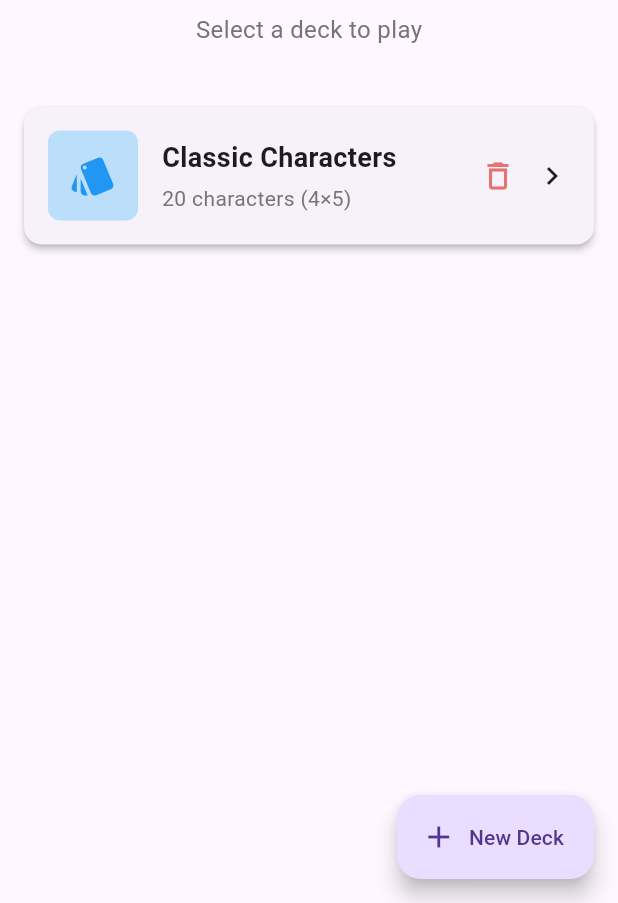
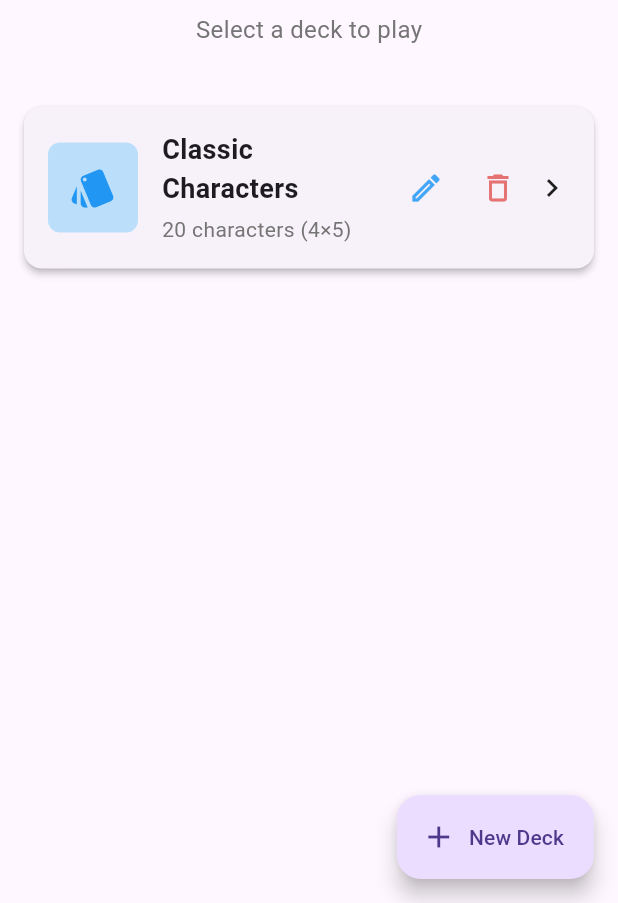
Before and after one commit to Szostak21/Guess-who, a Flutter app: the screen it shows after launch, after a tap on "Create Demo Deck", on a phone screen of 412 x 824 dp, the part 333-1236 px from its top. Run offline on Flutter 3.47's test engine with Material 3 defaults, Android fonts, the phone set to English and light mode, and no system bars; our stand-ins replace equatable, flutter_bloc, image_picker, shared_preferences.

Commit message:
add option to edit existing decks

```diff
--- a/lib/presentation/menu/menu_screen.dart
+++ b/lib/presentation/menu/menu_screen.dart
@@ -134,6 +134,7 @@ class _MenuScreenState extends State<MenuScreen> {
                       return _DeckCard(
                         deck: deck,
                         onTap: () => _startGame(deck),
+                        onEdit: () => _editDeck(deck),
                         onDelete: () => _deleteDeck(deck.id),
                       );
                     },
@@ -185,6 +186,21 @@ class _MenuScreenState extends State<MenuScreen> {
     );
   }
 
+  Future<void> _editDeck(Deck deck) async {
+    final result = await Navigator.of(context).push(
+      MaterialPageRoute(
+        builder: (context) => RepositoryProvider.value(
+          value: context.read<DeckRepository>(),
+          child: DeckEditorScreen(existingDeck: deck),
+        ),
+      ),
+    );
+
+    if (result == true) {
+      _loadDecks();
+    }
+  }
+
   Future<void> _deleteDeck(String deckId) async {
     final confirmed = await showDialog<bool>(
       context: context,
@@ -232,12 +248,14 @@ class _MenuScreenState extends State<MenuScreen> {
 class _DeckCard extends StatelessWidget {
   final Deck deck;
   final VoidCallback onTap;
+  final VoidCallback onEdit;
   final VoidCallback onDelete;
 
   const _DeckCard({
     Key? key,
     required this.deck,
     required this.onTap,
+    required this.onEdit,
     required this.onDelete,
   }) : super(key: key);
 
@@ -293,11 +311,20 @@ class _DeckCard extends StatelessWidget {
                 ),
               ),
 
+              // Edit button
+              IconButton(
+                onPressed: onEdit,
+                icon: const Icon(Icons.edit_outlined),
+                color: Colors.blue.shade400,
+                tooltip: 'Edit deck',
+              ),
+
               // Delete button
               IconButton(
                 onPressed: onDelete,
                 icon: const Icon(Icons.delete_outline),
                 color: Colors.red.shade300,
+                tooltip: 'Delete deck',
               ),
 
               // Arrow
```
